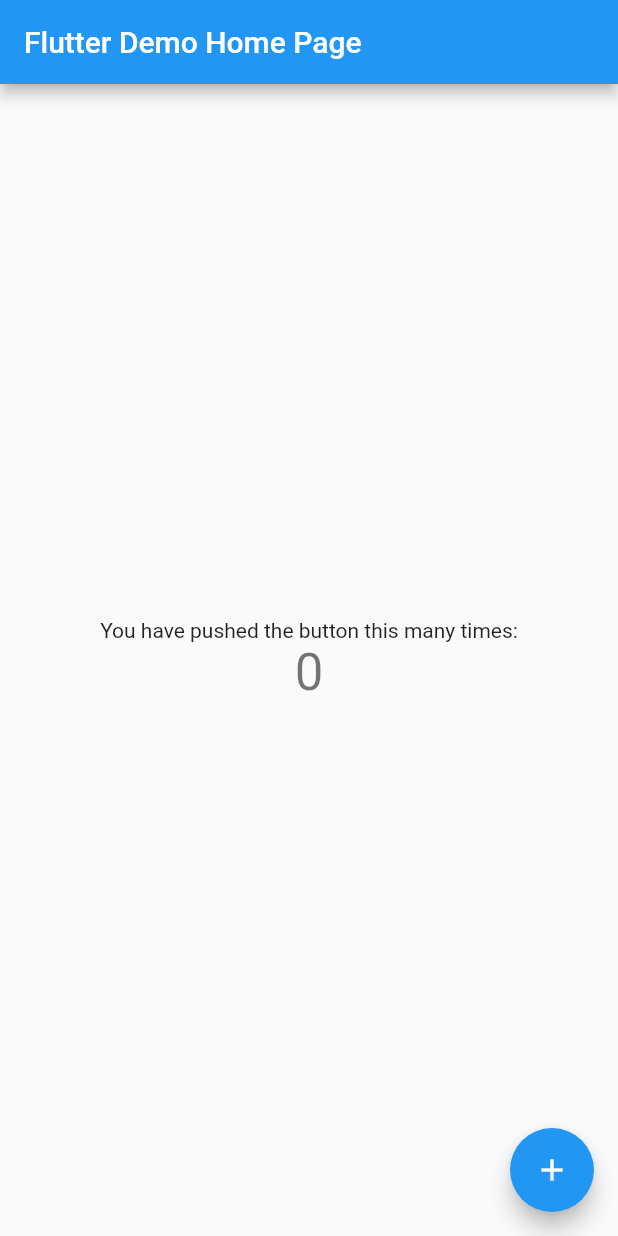
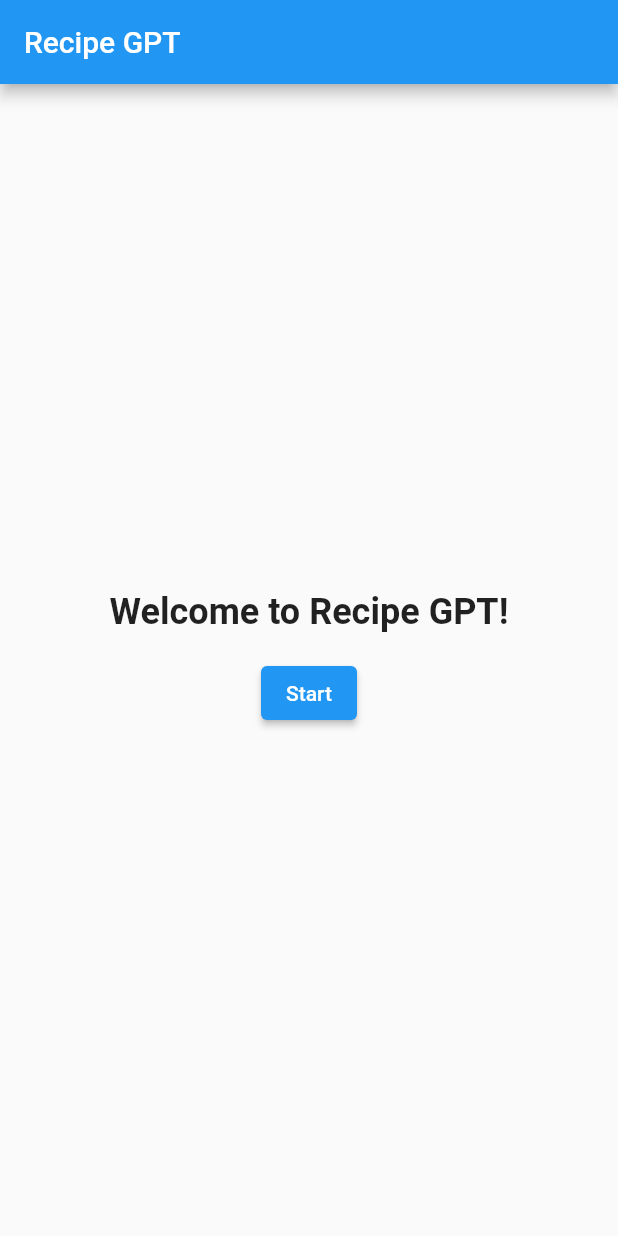
Before and after one commit to Martin-knowit/recipe_generator, a Flutter app: the screen it shows after launch, on a phone screen of 412 x 824 dp. Run offline on Flutter 3.47's test engine with Material 2 defaults, Android fonts, the phone set to English and light mode, and no system bars.

Commit message:
new welcome screen

```diff
--- a/lib/main.dart
+++ b/lib/main.dart
@@ -5,26 +5,47 @@
 }
 
 class MyApp extends StatelessWidget {
-  const MyApp({super.key});
+  const MyApp({Key? key}) : super(key: key);
 
-  // This widget is the root of your application.
   @override
   Widget build(BuildContext context) {
     return MaterialApp(
-      title: 'Flutter Demo',
-      theme: ThemeData(
-        // This is the theme of your application.
-        //
-        // Try running your application with "flutter run". You'll see the
-        // application has a blue toolbar. Then, without quitting the app, try
-        // changing the primarySwatch below to Colors.green and then invoke
-        // "hot reload" (press "r" in the console where you ran "flutter run",
-        // or simply save your changes to "hot reload" in a Flutter IDE).
-        // Notice that the counter didn't reset back to zero; the application
-        // is not restarted.
-        primarySwatch: Colors.blue,
+      title: 'Recipe GPT App',
+      home: const RecipeGPTApp(),
+    );
+  }
+}
+
+class RecipeGPTApp extends StatelessWidget {
+  const RecipeGPTApp({Key? key}) : super(key: key);
+
+  @override
+  Widget build(BuildContext context) {
+    return Scaffold(
+      appBar: AppBar(
+        title: Text('Recipe GPT'),
       ),
-      home: const MyHomePage(title: 'Flutter Demo Home Page'),
+      body: Center(
+        child: Column(
+          mainAxisAlignment: MainAxisAlignment.center,
+          children: <Widget>[
+            Text(
+              'Welcome to Recipe GPT!',
+              style: TextStyle(
+                fontSize: 24.0,
+                fontWeight: FontWeight.bold,
+              ),
+            ),
+            SizedBox(height: 16.0),
+            ElevatedButton(
+              onPressed: () {
+                // Navigate to the next screen.
+              },
+              child: Text('Start'),
+            ),
+          ],
+        ),
+      ),
     );
   }
 }
```
